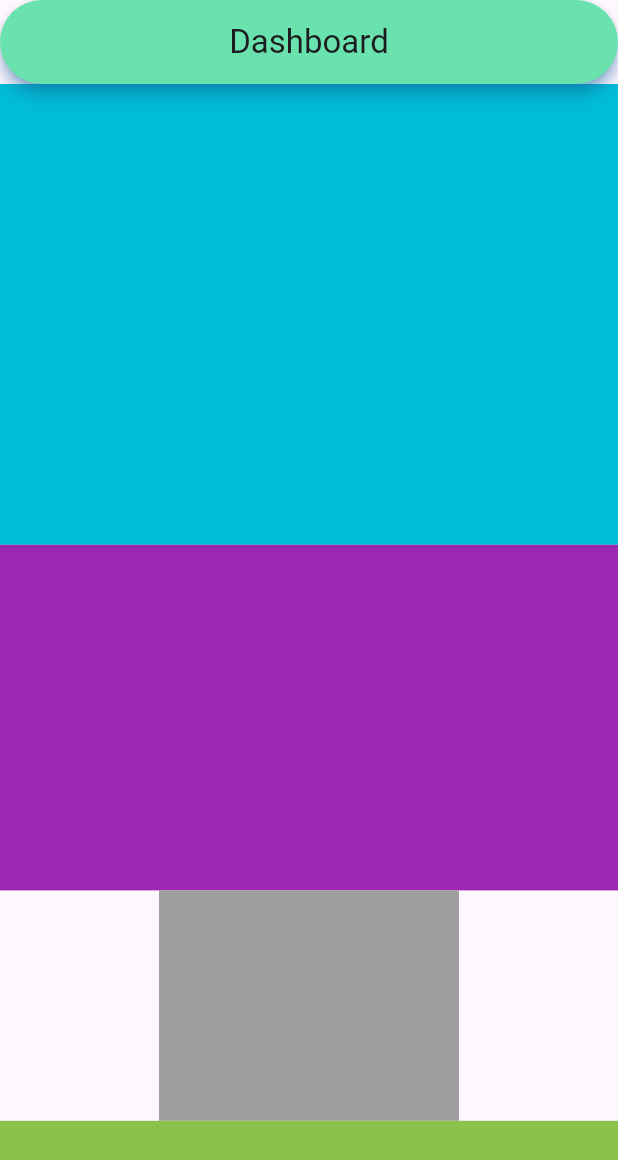
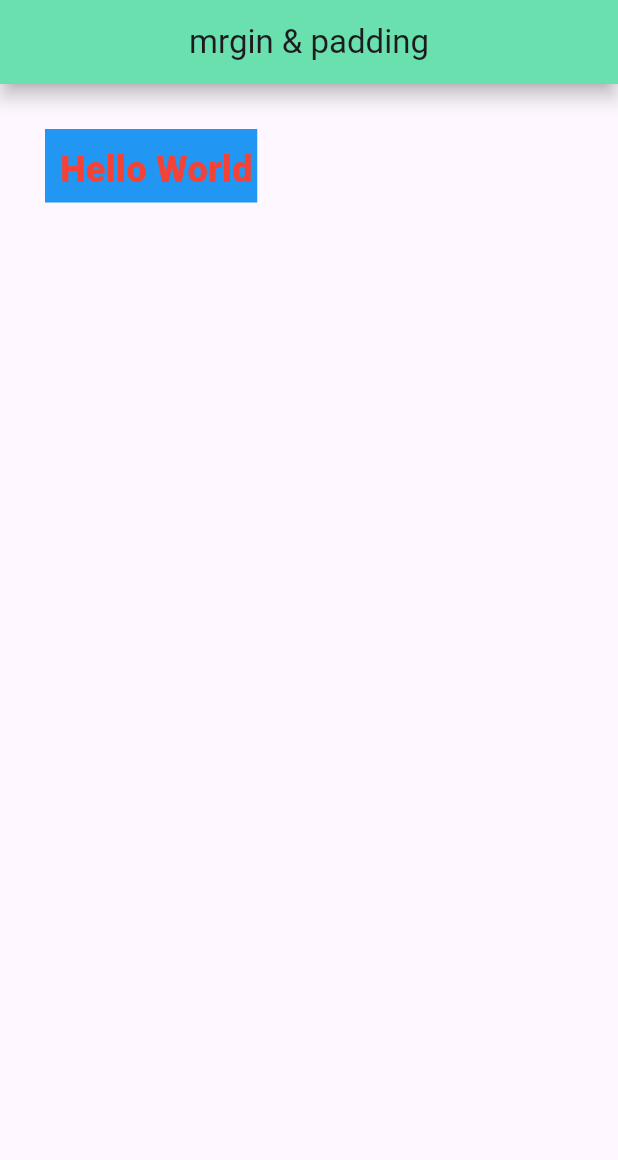
Before and after one commit to hannanmiyaji/flutter, a Flutter app: the screen it shows after launch, on a phone screen of 412 x 824 dp. Shown: the top 1160 px of the screen. Run offline on Flutter 3.47's test engine with Material 3 defaults, Android fonts, the phone set to English and light mode, and no system bars.

Commit message:
Padding & margin,

```diff
--- a/lib/main.dart
+++ b/lib/main.dart
@@ -23,47 +23,25 @@ class HomeActivity extends StatelessWidget {
   Widget build(BuildContext context) {
 
     return Scaffold(
-      appBar: AppBar(
+        appBar: AppBar(
         centerTitle: true,
         backgroundColor: Colors.greenAccent,
-        title: Text("Dashboard"),
-        elevation: 4,
-        shadowColor: Colors.blue,
-        shape: RoundedRectangleBorder(borderRadius: BorderRadius.circular(30)),
-      ),
-      body: Column(
-        children: [
-          Expanded(
-            flex: 4,
-            child: Container(
-              height: 100,
-              color: Colors.cyan,
-            ),
+          title: Text("mrgin & padding"),
+          elevation: 5,
+          shadowColor: Colors.black,
+        ),
+        body: Container(
+          margin: EdgeInsets.all(30),
+          color: Colors.blue,
+          child: Padding(
+            padding:
+                const EdgeInsets.only(top: 10, left: 10, bottom: 5, right: 3),
+            child: Text('Hello World',
+                style: TextStyle(
+                    fontSize: 24,
+                    fontWeight: FontWeight.w900,
+                    color: Colors.red)),
           ),
-          Expanded(
-            flex: 3,
-            child: Container(
-              height: 100,
-              color: Colors.purple,
-            ),
-          ),
-          Expanded(
-            flex: 2,
-            child: Container(
-              height: 100,
-              width: 200,
-              color: Colors.grey,
-            ),
-          ),
-          Expanded(
-            flex: 1,
-            child: Container(
-              height: 100,
-              color: Colors.lightGreen,
-            ),
-          ),
-        ],
-      ),
-    );
+        ));
   }
 }
```
